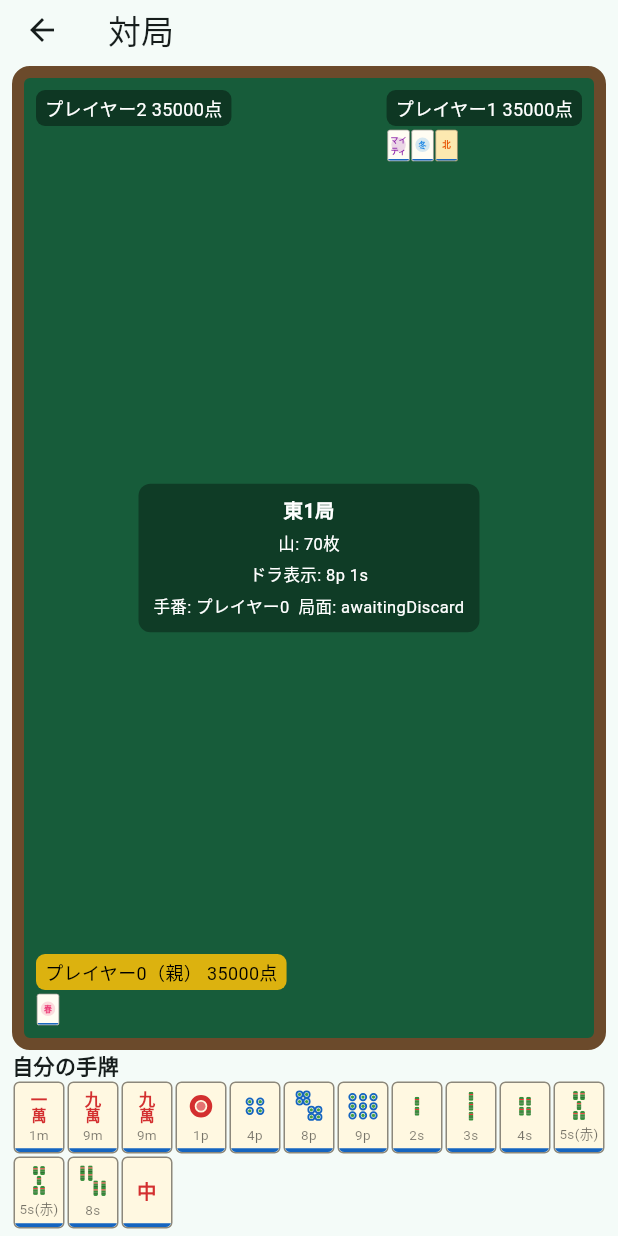
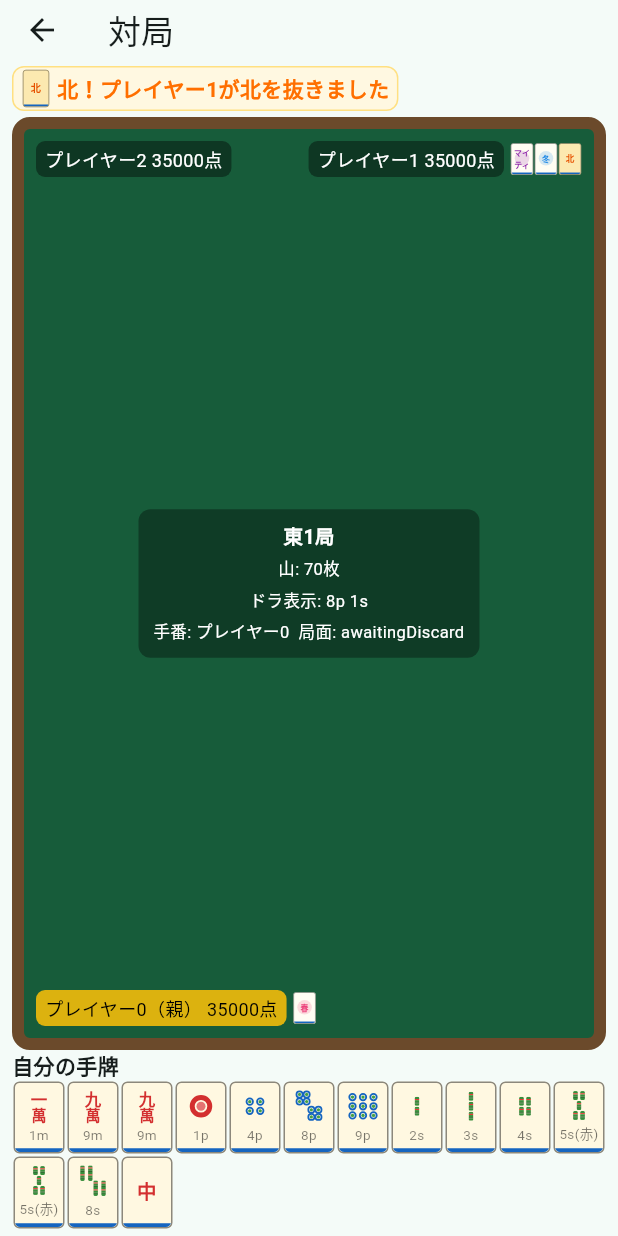
Before and after one commit to MasakiTanimizu/Claudecode-, a Flutter app: the screen it shows after launch, after a tap on "対局開始（動作確認用）", on a phone screen of 412 x 824 dp. Run offline on Flutter 3.47's test engine with Material 3 defaults, Android fonts, the phone set to English and light mode, and no system bars.

Commit message:
feat: 華牌/北のリアクションをアニメーション化し、抜き牌表示を各プレイヤーの右側に統一
- 華牌の自動抜きだけでなく、北を抜いた時（ビューアーの操作・CPU
  問わず）にも「北！プレイヤーNが北を抜きました」というリアクション
  ポップアップが出るように修正（従来は華牌のみ対応していた）。
- ポップアップに TweenAnimationBuilder によるポップイン
  （拡大+フェードイン）アニメーションを追加。Timer ではなく
  ウィジェットツリーが所有するアニメーションのため、テスト終了時に
  タイマーが残留する心配がない。
- 各プレイヤーの座席ラベルにおける抜き牌（華牌・北）の表示位置を、
  ラベル下から右側へ統一。

あわせて「ゲームが途中で止まる」報告を受けて全ハンドラを再監査したが、
既存の2件の修正（反応ウィンドウ・次局への停止）以外に新たな停止経路は
見つからなかった。

```diff
--- a/apps/mobile/lib/presentation/screens/game_screen.dart
+++ b/apps/mobile/lib/presentation/screens/game_screen.dart
@@ -48,13 +48,18 @@ import '../widgets/tile_view.dart';
 /// score yet; the banner just omits the point figure for that one case
 /// rather than guessing.
 ///
-/// A hana tile being auto-nuku'd also shows a brief popup naming who and
-/// which tile ([_hanaPopups]/[_trackHana]) — cleared at the start of the
-/// next user action rather than on a timer, since a real one would leave a
-/// pending Timer at test teardown unless every affected test remembered to
-/// flush it. Each seat's own nuki tiles (hana and kita alike) also stay
-/// visible as small badges next to their label on [MahjongTableView] for a
-/// lasting record, not just the transient popup.
+/// A hana tile being auto-nuku'd, or a kita being nuku'd (viewer or CPU,
+/// deliberate 抜く or the automatic haipai/mid-round sweep alike), shows a
+/// brief pop-in-animated popup naming who and which tile ([_nukiPopups]/
+/// [_trackNuki]) — cleared at the start of the next user action rather
+/// than on a [Timer], since a real one would leave one pending at test
+/// teardown unless every affected test remembered to flush it; the
+/// entrance animation itself is a [TweenAnimationBuilder], whose ticker is
+/// owned and disposed by the widget tree itself rather than a bare
+/// [Timer], so it carries none of that risk. Each seat's own nuki tiles
+/// (hana and kita alike) also stay visible as small badges next to their
+/// label on [MahjongTableView] for a lasting record, not just the
+/// transient popup.
 ///
 /// When [match] is provided, a finished round also offers a "次局へ"
 /// button: tapping it feeds the just-finished [GameState] through
@@ -71,10 +76,7 @@ import '../widgets/tile_view.dart';
 /// else's discard/kan (槍槓) isn't modeled — only ロン/ポン/大明槓 are;
 /// exhaustive draws never pay tenpai/noten points (see [MatchState]'s own
 /// scope note — honba still accrues correctly, just no point transfer);
-/// and there's no wait-tile highlighting or animation for a hana/kita tile
-/// itself moving out of the hand (just the popup/badges above) — worth
-/// animating once there's a reason to invest in it, not urgent before
-/// then.
+/// and there's no wait-tile highlighting.
 class GameScreen extends StatefulWidget {
   final GameState state;
   final int viewerIndex;
@@ -118,27 +120,29 @@ class _GameScreenState extends State<GameScreen> {
   // a plain discard they didn't ask for).
   bool _riichiMode = false;
 
-  // Hana tiles nuku'd as a direct result of the most recent user action
-  // (the viewer's own draw/kita/kan, or any CPU turns that action set off),
-  // shown as a small popup near "自分の手牌" so it's visible on-screen that
-  // it happened (STEP7: hana are auto-nuku'd with no decision, so without
-  // this there'd be no visible record besides the seat's nuki-tile badge).
+  // Hana or kita tiles nuku'd as a direct result of the most recent user
+  // action (the viewer's own draw/kita/kan, or any CPU turns that action
+  // set off), shown as a small animated popup near "自分の手牌" so it's
+  // visible on-screen that it happened — hana are auto-nuku'd with no
+  // decision at all, and even a deliberate kita 抜く is easy to miss
+  // against the seat's own small, easy-to-miss nuki-tile badge.
   // Cleared at the start of the next user action rather than on a timer —
   // a timer would leave one pending at test teardown unless every affected
   // test remembered to flush it (see this file's git history for that
   // exact problem with an earlier SnackBar-based version of this).
-  List<({int player, HanaTile tile})> _hanaPopups = [];
+  List<({int player, Tile tile})> _nukiPopups = [];
 
-  /// Runs [action] (an engine call for [player]) and appends any hana
-  /// tiles it newly nuku's to [_hanaPopups]. Covers every engine call that
-  /// can draw a replacement tile mid-call and so might transparently nuku
-  /// a hana along the way: a plain draw, a kita nuku (mid-round or haipai),
-  /// and a kan's post-declaration replacement draw.
-  void _trackHana(int player, void Function() action) {
+  /// Runs [action] (an engine call for [player]) and appends any hana or
+  /// kita tiles it newly nuku's to [_nukiPopups]. Covers every engine call
+  /// that can draw a replacement tile mid-call and so might transparently
+  /// nuku a hana along the way, plus [GameState.nukiKita] itself: a plain
+  /// draw, a kita nuku (mid-round or haipai, viewer or CPU), and a kan's
+  /// post-declaration replacement draw.
+  void _trackNuki(int player, void Function() action) {
     final before = _state.nukiTiles[player].length;
     action();
     for (final tile in _state.nukiTiles[player].skip(before)) {
-      if (tile is HanaTile) _hanaPopups.add((player: player, tile: tile));
+      if (tile is HanaTile || tile is KitaTile) _nukiPopups.add((player: player, tile: tile));
     }
   }
 
@@ -177,7 +181,7 @@ class _GameScreenState extends State<GameScreen> {
     if (!_state.isOver &&
         _state.currentPlayerIndex == widget.viewerIndex &&
         _state.phase == TurnPhase.awaitingDraw) {
-      _trackHana(widget.viewerIndex, _state.drawForCurrentPlayer);
+      _trackNuki(widget.viewerIndex, _state.drawForCurrentPlayer);
     }
   }
 
@@ -194,8 +198,8 @@ class _GameScreenState extends State<GameScreen> {
   /// discard the viewer could still react to.
   void _nukiKita() {
     setState(() {
-      _hanaPopups = [];
-      _trackHana(_state.currentPlayerIndex, _state.nukiKita);
+      _nukiPopups = [];
+      _trackNuki(_state.currentPlayerIndex, _state.nukiKita);
       _resolveKitaDecisionsForCpu();
       if (_resolveReactionsToLastDiscard()) return;
       _runCpuTurns();
@@ -208,8 +212,8 @@ class _GameScreenState extends State<GameScreen> {
   /// to) moving afterward.
   void _keepKita() {
     setState(() {
-      _hanaPopups = [];
-      _state.keepDrawnKita(); // never itself draws — nothing to _trackHana here.
+      _nukiPopups = [];
+      _state.keepDrawnKita(); // never itself draws — nothing to _trackNuki here.
       _resolveKitaDecisionsForCpu();
       if (_resolveReactionsToLastDiscard()) return;
       _runCpuTurns();
@@ -221,7 +225,7 @@ class _GameScreenState extends State<GameScreen> {
     if (_riichiMode) {
       if (!_state.canDeclareRiichiWith(tile)) return; // only a tenpai-preserving tile is valid.
       setState(() {
-        _hanaPopups = [];
+        _nukiPopups = [];
         _state.declareRiichiAndDiscard(tile);
         _riichiMode = false;
         _advanceAfterDiscard();
@@ -229,7 +233,7 @@ class _GameScreenState extends State<GameScreen> {
       return;
     }
     setState(() {
-      _hanaPopups = [];
+      _nukiPopups = [];
       _state.discard(tile);
       _advanceAfterDiscard();
     });
@@ -241,16 +245,16 @@ class _GameScreenState extends State<GameScreen> {
 
   void _ankan(Tile tile) {
     setState(() {
-      _hanaPopups = [];
-      _trackHana(_state.currentPlayerIndex, () => _state.declareAnkan(tile));
+      _nukiPopups = [];
+      _trackNuki(_state.currentPlayerIndex, () => _state.declareAnkan(tile));
       _riichiMode = false; // the hand just changed; any pending riichi pick is stale.
     });
   }
 
   void _shouminkan(Tile tile) {
     setState(() {
-      _hanaPopups = [];
-      _trackHana(_state.currentPlayerIndex, () => _state.declareShouminkan(tile));
+      _nukiPopups = [];
+      _trackNuki(_state.currentPlayerIndex, () => _state.declareShouminkan(tile));
       _riichiMode = false;
     });
   }
@@ -357,7 +361,7 @@ class _GameScreenState extends State<GameScreen> {
           canPon && shouldCall(handBeforeCall, _hypotheticalPonHand(player, calledTile), _cpuDifficulty);
 
       if (wantsKan) {
-        _trackHana(player, () => _state.declareDaiminkan(player));
+        _trackNuki(player, () => _state.declareDaiminkan(player));
       } else if (wantsPon) {
         _state.declarePon(player); // never itself draws.
       } else {
@@ -400,28 +404,28 @@ class _GameScreenState extends State<GameScreen> {
 
   void _ron() {
     setState(() {
-      _hanaPopups = [];
+      _nukiPopups = [];
       _state.declareRon(widget.viewerIndex);
     });
   }
 
   void _pon() {
     setState(() {
-      _hanaPopups = [];
+      _nukiPopups = [];
       _state.declarePon(widget.viewerIndex);
     });
   }
 
   void _kan() {
     setState(() {
-      _hanaPopups = [];
-      _trackHana(widget.viewerIndex, () => _state.declareDaiminkan(widget.viewerIndex));
+      _nukiPopups = [];
+      _trackNuki(widget.viewerIndex, () => _state.declareDaiminkan(widget.viewerIndex));
     });
   }
 
   void _declineReaction() {
     setState(() {
-      _hanaPopups = [];
+      _nukiPopups = [];
       _declinedReactionDiscarderIndex = _state.lastDiscarderIndex;
       _declinedReactionPileLength = _state.discardPiles[_state.lastDiscarderIndex].length;
       _advanceAfterDiscard();
@@ -430,7 +434,7 @@ class _GameScreenState extends State<GameScreen> {
 
   void _declareTsumo() {
     setState(() {
-      _hanaPopups = [];
+      _nukiPopups = [];
       _state.declareTsumo();
     });
   }
@@ -439,7 +443,7 @@ class _GameScreenState extends State<GameScreen> {
   /// was 半荘's last hand, deals and swaps in the next 局's [GameState] —
   /// only ever called when [widget.match] is non-null (see the "次局へ"
   /// button in [build]). Resets every piece of per-round UI state
-  /// ([_riichiMode], the decline tracking, [_hanaPopups]) since none of it
+  /// ([_riichiMode], the decline tracking, [_nukiPopups]) since none of it
   /// means anything against a brand new round.
   ///
   /// Needs the same [_runCpuTurns] call as [initState] and for the same
@@ -450,7 +454,7 @@ class _GameScreenState extends State<GameScreen> {
     final match = widget.match!;
     setState(() {
       match.advance(_state);
-      _hanaPopups = [];
+      _nukiPopups = [];
       _riichiMode = false;
       _declinedReactionDiscarderIndex = null;
       _declinedReactionPileLength = null;
@@ -476,9 +480,9 @@ class _GameScreenState extends State<GameScreen> {
         melds: _state.currentHand.melds,
       );
       if (shouldKeepDrawnKita(hypotheticalHand, _cpuDifficulty)) {
-        _state.keepDrawnKita(); // never itself draws — nothing to _trackHana here.
+        _state.keepDrawnKita(); // never itself draws — nothing to _trackNuki here.
       } else {
-        _trackHana(player, _state.nukiKita);
+        _trackNuki(player, _state.nukiKita);
       }
     }
   }
@@ -498,7 +502,7 @@ class _GameScreenState extends State<GameScreen> {
   void _runCpuTurns() {
     while (!_state.isOver && _state.currentPlayerIndex != widget.viewerIndex) {
       if (_state.phase == TurnPhase.awaitingDraw) {
-        _trackHana(_state.currentPlayerIndex, _state.drawForCurrentPlayer);
+        _trackNuki(_state.currentPlayerIndex, _state.drawForCurrentPlayer);
         if (_state.isOver) return; // exhaustive draw mid-loop.
         _resolveKitaDecisionsForCpu();
         if (_state.isOver) return; // exhaustive draw while resolving kita.
@@ -667,37 +671,13 @@ class _GameScreenState extends State<GameScreen> {
                     ],
                   ),
                 ),
-              if (_hanaPopups.isNotEmpty)
+              if (_nukiPopups.isNotEmpty)
                 Padding(
                   padding: const EdgeInsets.only(bottom: 4),
                   child: Wrap(
                     spacing: 6,
                     runSpacing: 4,
-                    children: [
-                      for (final popup in _hanaPopups)
-                        DecoratedBox(
-                          decoration: BoxDecoration(
-                            color: Colors.pink.shade50,
-                            border: Border.all(color: Colors.pink.shade200),
-                            borderRadius: BorderRadius.circular(8),
-                          ),
-                          child: Padding(
-                            padding: const EdgeInsets.symmetric(horizontal: 6, vertical: 2),
-                            child: Row(
-                              mainAxisSize: MainAxisSize.min,
-                              children: [
-                                SizedBox(
-                                  width: 20,
-                                  height: 26,
-                                  child: FittedBox(fit: BoxFit.contain, child: TileView(popup.tile)),
-                                ),
-                                const SizedBox(width: 4),
-                                Text('プレイヤー${popup.player}が${popup.tile.label}を抜きました'),
-                              ],
-                            ),
-                          ),
-                        ),
-                    ],
+                    children: [for (final popup in _nukiPopups) _NukiPopupBadge(popup: popup)],
                   ),
                 ),
               Expanded(
@@ -777,3 +757,60 @@ class _GameScreenState extends State<GameScreen> {
     );
   }
 }
+
+/// A single [_GameScreenState._nukiPopups] entry, rendered with a brief
+/// pop-in (scale + fade) entrance: since the popup list is always cleared
+/// then freshly repopulated within the same [State.setState] call, a badge
+/// for a given nuki is a genuinely new widget in the tree on the frame it
+/// first appears, so [TweenAnimationBuilder] restarting its animation from
+/// [State.initState] lines up exactly with "just happened" — no manual
+/// replay trigger needed. Colored and headlined by hana vs kita (ハナ in
+/// pink, 北 in amber) so the category reads at a glance, with the specific
+/// tile (its season, for hana) as the supporting detail.
+class _NukiPopupBadge extends StatelessWidget {
+  final ({int player, Tile tile}) popup;
+
+  const _NukiPopupBadge({required this.popup});
+
+  @override
+  Widget build(BuildContext context) {
+    final isKita = popup.tile is KitaTile;
+    final kindLabel = isKita ? '北' : 'ハナ';
+    final color = isKita ? Colors.amber : Colors.pink;
+
+    return TweenAnimationBuilder<double>(
+      tween: Tween<double>(begin: 0, end: 1),
+      duration: const Duration(milliseconds: 280),
+      curve: Curves.easeOutBack,
+      builder: (context, t, child) => Opacity(
+        opacity: t.clamp(0.0, 1.0).toDouble(), // num.clamp returns num, Opacity needs double.
+        child: Transform.scale(scale: t, child: child),
+      ),
+      child: DecoratedBox(
+        decoration: BoxDecoration(
+          color: color.shade50,
+          border: Border.all(color: color.shade200),
+          borderRadius: BorderRadius.circular(8),
+        ),
+        child: Padding(
+          padding: const EdgeInsets.symmetric(horizontal: 6, vertical: 2),
+          child: Row(
+            mainAxisSize: MainAxisSize.min,
+            children: [
+              SizedBox(
+                width: 20,
+                height: 26,
+                child: FittedBox(fit: BoxFit.contain, child: TileView(popup.tile)),
+              ),
+              const SizedBox(width: 4),
+              Text(
+                '$kindLabel！プレイヤー${popup.player}が${popup.tile.label}を抜きました',
+                style: TextStyle(fontWeight: FontWeight.bold, color: color.shade900),
+              ),
+            ],
+          ),
+        ),
+      ),
+    );
+  }
+}
--- a/apps/mobile/lib/presentation/widgets/mahjong_table_view.dart
+++ b/apps/mobile/lib/presentation/widgets/mahjong_table_view.dart
@@ -174,9 +174,13 @@ class _SeatLabel extends StatelessWidget {
     final isRiichi = view.riichiPlayers.contains(playerIndex);
     final isTurn = view.currentPlayerIndex == playerIndex;
     final nuki = view.nukiTiles[playerIndex];
-    return Column(
-      crossAxisAlignment: CrossAxisAlignment.start,
+    // Nuki tiles sit to this seat's right (not stacked below the name),
+    // same relative position on every seat regardless of which table edge
+    // it's pinned to — a lasting per-seat record of every hana/kita nuku'd
+    // so far, distinct from the transient pop-in reaction badges.
+    return Row(
       mainAxisSize: MainAxisSize.min,
+      crossAxisAlignment: CrossAxisAlignment.center,
       children: [
         DecoratedBox(
           decoration: BoxDecoration(
@@ -193,7 +197,7 @@ class _SeatLabel extends StatelessWidget {
         ),
         if (nuki.isNotEmpty)
           Padding(
-            padding: const EdgeInsets.only(top: 2),
+            padding: const EdgeInsets.only(left: 4),
             child: SizedBox(
               height: 22,
               child: Row(
```
Also changed, not shown: 1 other file.
